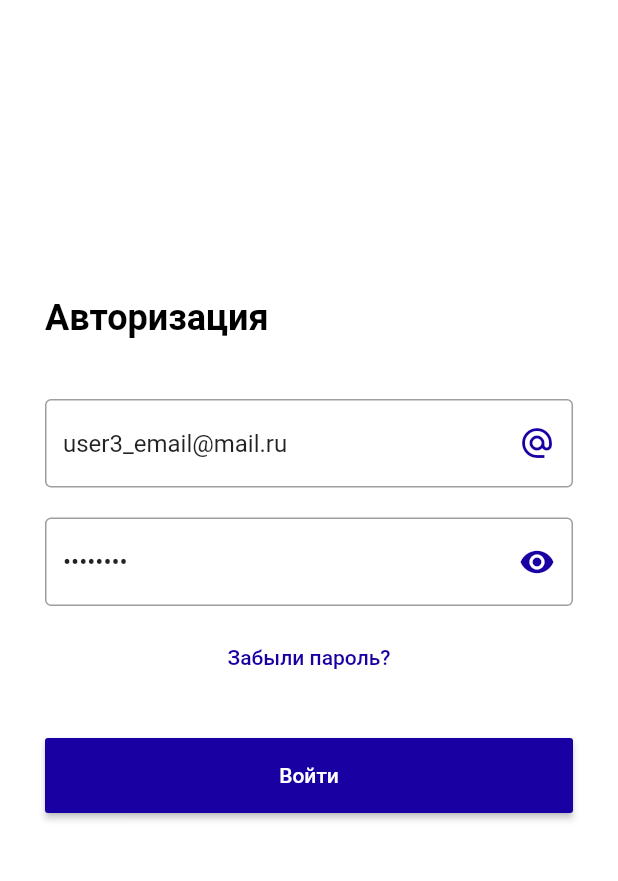
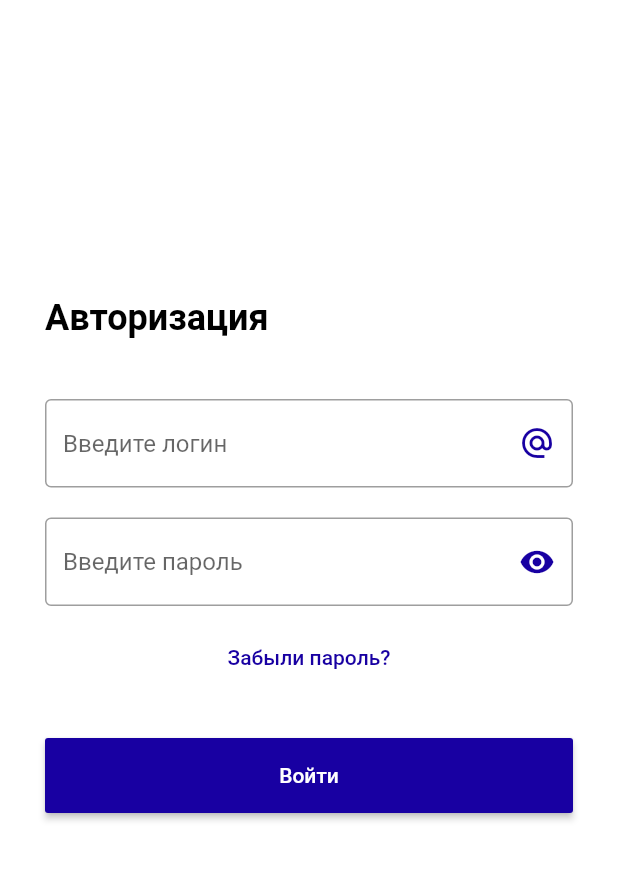
Before and after one commit to StarostinVlad/edudigital, a Flutter app: the LoginScreen screen opened directly, on a phone screen of 412 x 824 dp, the part 48-929 px from its top. Run offline on Flutter 3.47's test engine with Material 2 defaults, Android fonts, the phone set to English and light mode, and no system bars; our stand-ins replace file_picker, pie_chart, video_player; missing offline and left inert: dart:html, responsive_grid_list; accounts and stored records are empty; Roboto replaces fonts that are missing (arial); statements that could not run were skipped.

Commit message:
поменял текст на странице авторизации, а также добавил отображение группы тестов в интерфейс препода

```diff
--- a/lib/login_page.dart
+++ b/lib/login_page.dart
@@ -254,7 +254,6 @@ class _LoginFormState extends State<LoginForm> {
           padding: EdgeInsets.symmetric(vertical: 10.0),
           child: TextFormField(
             enabled: _enabled,
-            initialValue: 'user3_email@mail.ru',
             onSaved: (input) => _login = input,
             validator: (value) {
               if (value == null || value.isEmpty || !value.isValidEmail()) {
@@ -278,7 +277,6 @@ class _LoginFormState extends State<LoginForm> {
           padding: EdgeInsets.symmetric(vertical: 10.0),
           child: TextFormField(
             enabled: _enabled,
-            initialValue: 'Aa111111',
             onSaved: (input) => _password = input,
             obscureText: _isObscure,
             enableSuggestions: false,
```
